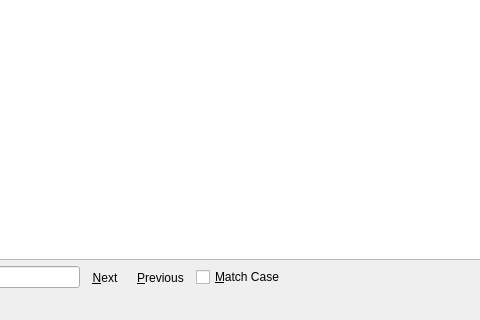
Old version of the form Version 1.x/UI/errorLog.ui in the repository textbrowser/dooble; both pictures show x 158 to 638 and y 280 to 600 of the 800 by 600 pixel window.
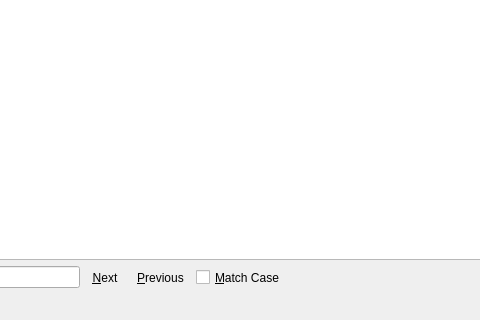
New version of the form.

```diff
--- a/Version 1.x/UI/errorLog.ui
+++ b/Version 1.x/UI/errorLog.ui
@@ -128,6 +128,12 @@
          </item>
          <item>
           <widget class="QCheckBox" name="matchCaseCheckBox">
+           <property name="sizePolicy">
+            <sizepolicy hsizetype="Minimum" vsizetype="Preferred">
+             <horstretch>0</horstretch>
+             <verstretch>0</verstretch>
+            </sizepolicy>
+           </property>
            <property name="text">
             <string>&amp;Match Case</string>
            </property>
```
Left out of the diff: 2 changed lines with no effect on the pictures.
